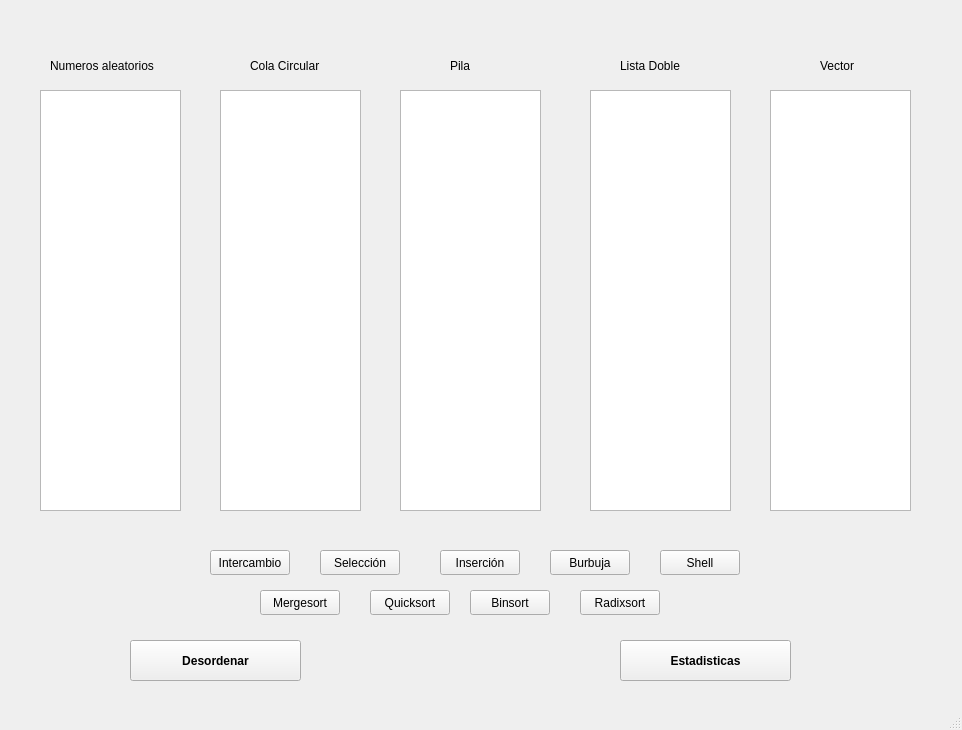
Above: Ordenamientos/mainwindow.ui from Tirus214/Proyectos-Estructuras before the change. Below: the same form after it.
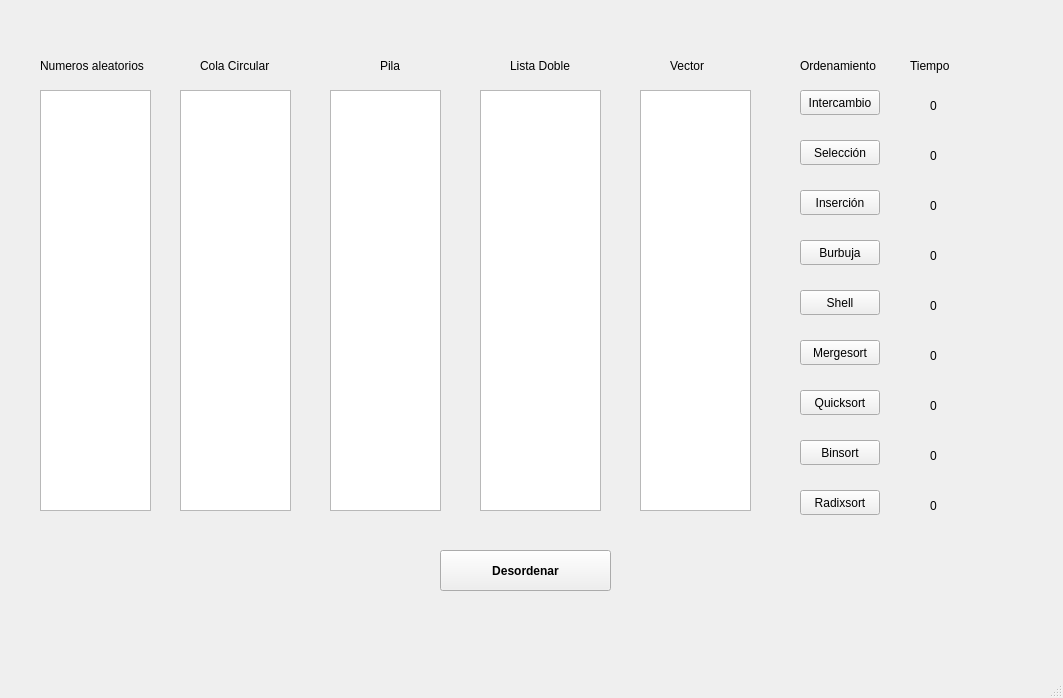
That is the form after the change.

```diff
--- a/Ordenamientos/mainwindow.ui
+++ b/Ordenamientos/mainwindow.ui
@@ -6,8 +6,8 @@
    <rect>
     <x>0</x>
     <y>0</y>
-    <width>962</width>
-    <height>730</height>
+    <width>1063</width>
+    <height>698</height>
    </rect>
   </property>
   <property name="windowTitle">
@@ -19,7 +19,7 @@
      <rect>
       <x>40</x>
       <y>90</y>
-      <width>141</width>
+      <width>111</width>
       <height>421</height>
      </rect>
     </property>
@@ -27,7 +27,7 @@
    <widget class="QLabel" name="label">
     <property name="geometry">
      <rect>
-      <x>50</x>
+      <x>40</x>
       <y>50</y>
       <width>121</width>
       <height>31</height>
@@ -40,9 +40,9 @@
    <widget class="QTextEdit" name="txtCola">
     <property name="geometry">
      <rect>
-      <x>220</x>
+      <x>180</x>
       <y>90</y>
-      <width>141</width>
+      <width>111</width>
       <height>421</height>
      </rect>
     </property>
@@ -50,7 +50,7 @@
    <widget class="QLabel" name="label_2">
     <property name="geometry">
      <rect>
-      <x>250</x>
+      <x>200</x>
       <y>50</y>
       <width>81</width>
       <height>31</height>
@@ -63,7 +63,7 @@
    <widget class="QLabel" name="label_3">
     <property name="geometry">
      <rect>
-      <x>450</x>
+      <x>380</x>
       <y>50</y>
       <width>31</width>
       <height>31</height>
@@ -76,9 +76,9 @@
    <widget class="QTextEdit" name="txtPila">
     <property name="geometry">
      <rect>
-      <x>400</x>
+      <x>330</x>
       <y>90</y>
-      <width>141</width>
+      <width>111</width>
       <height>421</height>
      </rect>
     </property>
@@ -86,7 +86,7 @@
    <widget class="QLabel" name="label_4">
     <property name="geometry">
      <rect>
-      <x>620</x>
+      <x>510</x>
       <y>50</y>
       <width>71</width>
       <height>31</height>
@@ -99,9 +99,9 @@
    <widget class="QTextEdit" name="txtLista">
     <property name="geometry">
      <rect>
-      <x>590</x>
+      <x>480</x>
       <y>90</y>
-      <width>141</width>
+      <width>121</width>
       <height>421</height>
      </rect>
     </property>
@@ -109,7 +109,7 @@
    <widget class="QLabel" name="label_5">
     <property name="geometry">
      <rect>
-      <x>820</x>
+      <x>670</x>
       <y>50</y>
       <width>41</width>
       <height>31</height>
@@ -122,9 +122,9 @@
    <widget class="QTextEdit" name="txtVector">
     <property name="geometry">
      <rect>
-      <x>770</x>
+      <x>640</x>
       <y>90</y>
-      <width>141</width>
+      <width>111</width>
       <height>421</height>
      </rect>
     </property>
@@ -132,8 +132,8 @@
    <widget class="QPushButton" name="btnInsercion">
     <property name="geometry">
      <rect>
-      <x>440</x>
-      <y>550</y>
+      <x>800</x>
+      <y>190</y>
       <width>80</width>
       <height>25</height>
      </rect>
@@ -145,8 +145,8 @@
    <widget class="QPushButton" name="btnIntercambio">
     <property name="geometry">
      <rect>
-      <x>210</x>
-      <y>550</y>
+      <x>800</x>
+      <y>90</y>
       <width>80</width>
       <height>25</height>
      </rect>
@@ -158,8 +158,8 @@
    <widget class="QPushButton" name="btnSeleccion">
     <property name="geometry">
      <rect>
-      <x>320</x>
-      <y>550</y>
+      <x>800</x>
+      <y>140</y>
       <width>80</width>
       <height>25</height>
      </rect>
@@ -171,8 +171,8 @@
    <widget class="QPushButton" name="btnBurbuja">
     <property name="geometry">
      <rect>
-      <x>550</x>
-      <y>550</y>
+      <x>800</x>
+      <y>240</y>
       <width>80</width>
       <height>25</height>
      </rect>
@@ -184,8 +184,8 @@
    <widget class="QPushButton" name="btnShell">
     <property name="geometry">
      <rect>
-      <x>660</x>
-      <y>550</y>
+      <x>800</x>
+      <y>290</y>
       <width>80</width>
       <height>25</height>
      </rect>
@@ -197,8 +197,8 @@
    <widget class="QPushButton" name="btnMergesort">
     <property name="geometry">
      <rect>
-      <x>260</x>
-      <y>590</y>
+      <x>800</x>
+      <y>340</y>
       <width>80</width>
       <height>25</height>
      </rect>
@@ -210,8 +210,8 @@
    <widget class="QPushButton" name="btnQuicksort">
     <property name="geometry">
      <rect>
-      <x>370</x>
-      <y>590</y>
+      <x>800</x>
+      <y>390</y>
       <width>80</width>
       <height>25</height>
      </rect>
@@ -223,8 +223,8 @@
    <widget class="QPushButton" name="btnBinsort">
     <property name="geometry">
      <rect>
-      <x>470</x>
-      <y>590</y>
+      <x>800</x>
+      <y>440</y>
       <width>80</width>
       <height>25</height>
      </rect>
@@ -236,8 +236,8 @@
    <widget class="QPushButton" name="btnRadixsort">
     <property name="geometry">
      <rect>
-      <x>580</x>
-      <y>590</y>
+      <x>800</x>
+      <y>490</y>
       <width>80</width>
       <height>25</height>
      </rect>
@@ -249,8 +249,8 @@
    <widget class="QPushButton" name="btnDesordenar">
     <property name="geometry">
      <rect>
-      <x>130</x>
-      <y>640</y>
+      <x>440</x>
+      <y>550</y>
       <width>171</width>
       <height>41</height>
      </rect>
@@ -265,23 +265,174 @@
      <string>Desordenar</string>
     </property>
    </widget>
-   <widget class="QPushButton" name="btnEstadisticas">
+   <widget class="QLabel" name="label_6">
     <property name="geometry">
      <rect>
-      <x>620</x>
-      <y>640</y>
-      <width>171</width>
-      <height>41</height>
+      <x>800</x>
+      <y>50</y>
+      <width>91</width>
+      <height>31</height>
      </rect>
     </property>
-    <property name="font">
-     <font>
-      <weight>75</weight>
-      <bold>true</bold>
-     </font>
+    <property name="text">
+     <string>Ordenamiento</string>
     </property>
+   </widget>
+   <widget class="QLabel" name="lblIntercambio">
+    <property name="geometry">
+     <rect>
+      <x>930</x>
+      <y>90</y>
+      <width>91</width>
+      <height>31</height>
+     </rect>
+    </property>
+    <property name="autoFillBackground">
+     <bool>false</bool>
+    </property>
     <property name="text">
-     <string>Estadisticas</string>
+     <string>0</string>
+    </property>
+   </widget>
+   <widget class="QLabel" name="lblSeleccion">
+    <property name="geometry">
+     <rect>
+      <x>930</x>
+      <y>140</y>
+      <width>91</width>
+      <height>31</height>
+     </rect>
+    </property>
+    <property name="autoFillBackground">
+     <bool>false</bool>
+    </property>
+    <property name="text">
+     <string>0</string>
+    </property>
+   </widget>
+   <widget class="QLabel" name="lblInsercion">
+    <property name="geometry">
+     <rect>
+      <x>930</x>
+      <y>190</y>
+      <width>91</width>
+      <height>31</height>
+     </rect>
+    </property>
+    <property name="autoFillBackground">
+     <bool>false</bool>
+    </property>
+    <property name="text">
+     <string>0</string>
+    </property>
+   </widget>
+   <widget class="QLabel" name="lblBurbuja">
+    <property name="geometry">
+     <rect>
+      <x>930</x>
+      <y>240</y>
+      <width>91</width>
+      <height>31</height>
+     </rect>
+    </property>
+    <property name="autoFillBackground">
+     <bool>false</bool>
+    </property>
+    <property name="text">
+     <string>0</string>
+    </property>
+   </widget>
+   <widget class="QLabel" name="lblShell">
+    <property name="geometry">
+     <rect>
+      <x>930</x>
+      <y>290</y>
+      <width>91</width>
+      <height>31</height>
+     </rect>
+    </property>
+    <property name="autoFillBackground">
+     <bool>false</bool>
+    </property>
+    <property name="text">
+     <string>0</string>
+    </property>
+   </widget>
+   <widget class="QLabel" name="lblMergsort">
+    <property name="geometry">
+     <rect>
+      <x>930</x>
+      <y>340</y>
+      <width>91</width>
+      <height>31</height>
+     </rect>
+    </property>
+    <property name="autoFillBackground">
+     <bool>false</bool>
+    </property>
+    <property name="text">
+     <string>0</string>
+    </property>
+   </widget>
+   <widget class="QLabel" name="lblQuicksort">
+    <property name="geometry">
+     <rect>
+      <x>930</x>
+      <y>390</y>
+      <width>91</width>
+      <height>31</height>
+     </rect>
+    </property>
+    <property name="autoFillBackground">
+     <bool>false</bool>
+    </property>
+    <property name="text">
+     <string>0</string>
+    </property>
+   </widget>
+   <widget class="QLabel" name="lblBinsort">
+    <property name="geometry">
+     <rect>
+      <x>930</x>
+      <y>440</y>
+      <width>91</width>
+      <height>31</height>
+     </rect>
+    </property>
+    <property name="autoFillBackground">
+     <bool>false</bool>
+    </property>
+    <property name="text">
+     <string>0</string>
+    </property>
+   </widget>
+   <widget class="QLabel" name="lblRadixsort">
+    <property name="geometry">
+     <rect>
+      <x>930</x>
+      <y>490</y>
+      <width>91</width>
+      <height>31</height>
+     </rect>
+    </property>
+    <property name="autoFillBackground">
+     <bool>false</bool>
+    </property>
+    <property name="text">
+     <string>0</string>
+    </property>
+   </widget>
+   <widget class="QLabel" name="label_16">
+    <property name="geometry">
+     <rect>
+      <x>910</x>
+      <y>50</y>
+      <width>91</width>
+      <height>31</height>
+     </rect>
+    </property>
+    <property name="text">
+     <string>Tiempo</string>
     </property>
    </widget>
   </widget>
```
Left out of the diff: 2 changed lines with no effect on the pictures.
